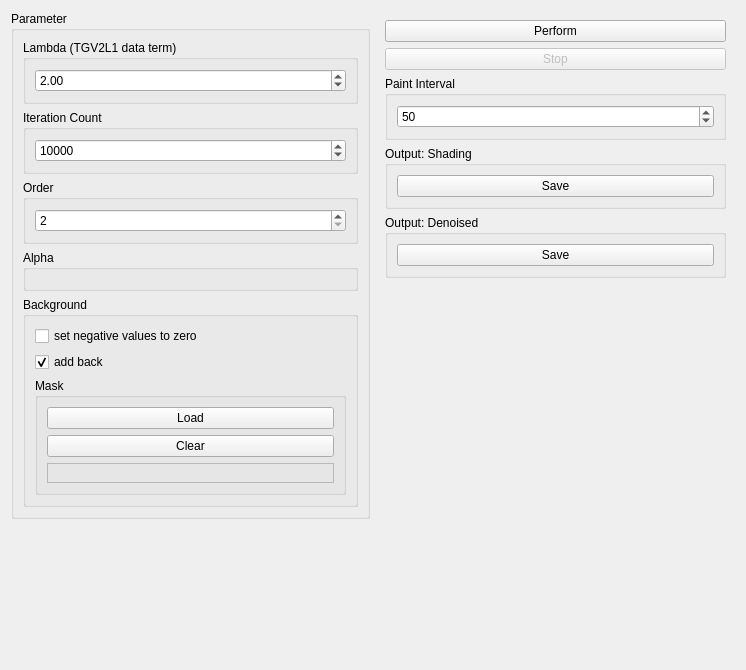
josefkoller/ambient_image_processor, file source/modules/tgvk_deshade/TGVKDeshadeWidget.ui: the form before one commit.
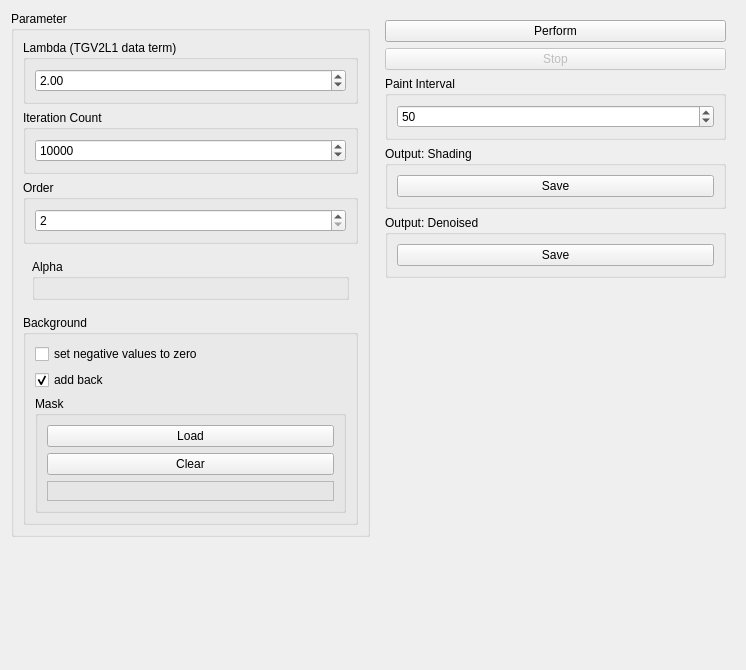
The form after the commit.

Commit message: 0.1 factor for alphas

```diff
--- a/source/modules/tgvk_deshade/TGVKDeshadeWidget.ui
+++ b/source/modules/tgvk_deshade/TGVKDeshadeWidget.ui
@@ -96,11 +96,17 @@
        </widget>
       </item>
       <item>
+       <widget class="QWidget" name="alpha_groupbox_frame" native="true">
+        <layout class="QVBoxLayout" name="verticalLayout_12">
+         <item>
        <widget class="QGroupBox" name="alpha_groupbox">
         <property name="title">
          <string>Alpha</string>
         </property>
         <layout class="QVBoxLayout" name="verticalLayout_3"/>
+          </widget>
+         </item>
+        </layout>
        </widget>
       </item>
       <item>
```
Lines whose indentation alone changed are shown as unchanged. The commit also changes 2 other files.
